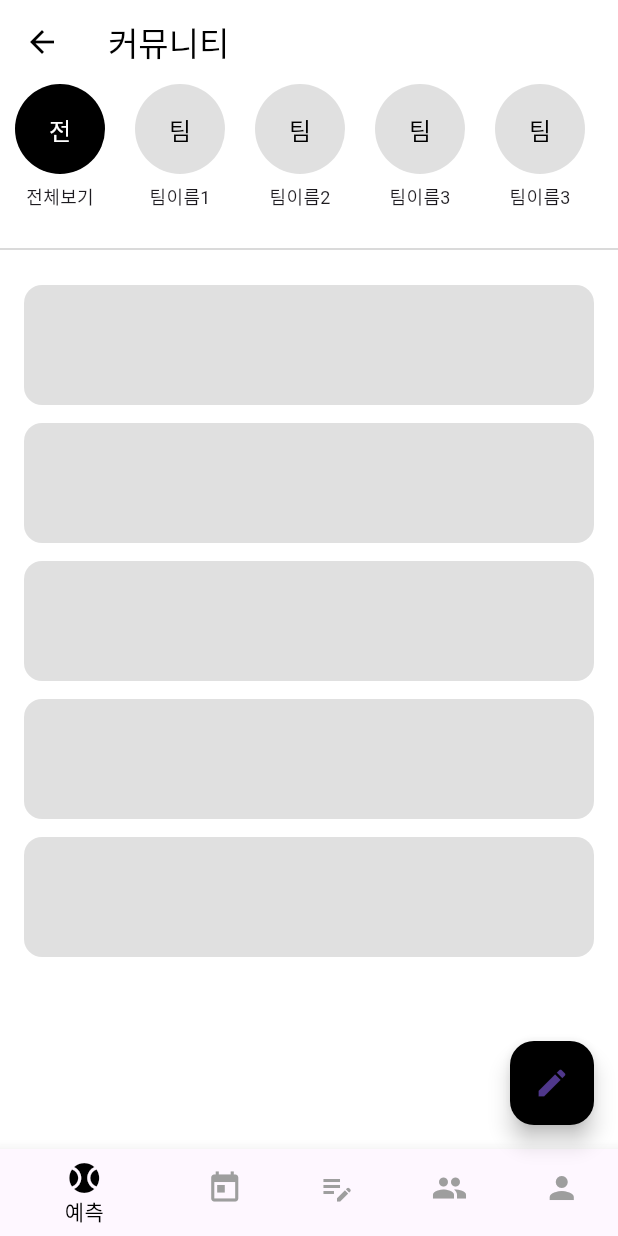
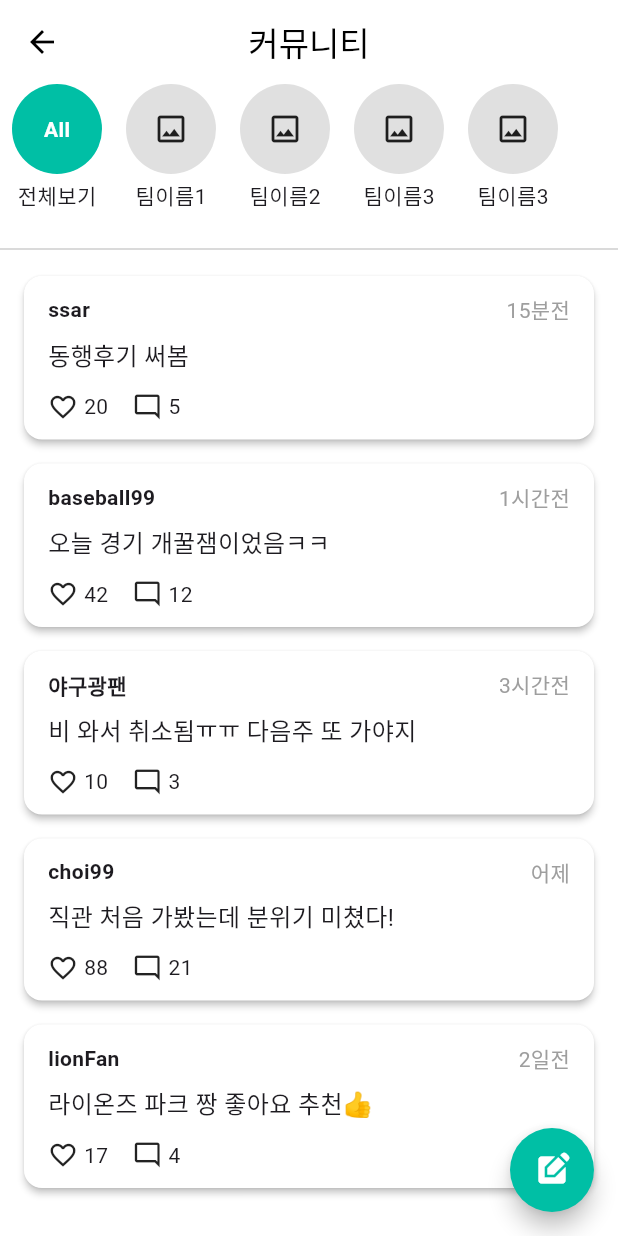
Before and after one commit to son7571/FinalProejct-sample-community, a Flutter app: the screen it shows after launch, on a phone screen of 412 x 824 dp. Run offline on Flutter 3.47's test engine with Material 3 defaults, Android fonts, the phone set to English and light mode, and no system bars.

Commit message:
커뮤니티 게시글 리스트 구현

```diff
--- /dev/null
+++ b/lib/data/dummy_posts.dart
@@ -0,0 +1,39 @@
+import 'package:community/model/post.dart';
+
+final List<Post> dummyPosts = [
+  Post(
+    username: 'ssar',
+    content: '동행후기 써봄',
+    timeAgo: '15분전',
+    likes: 20,
+    comments: 5,
+  ),
+  Post(
+    username: 'baseball99',
+    content: '오늘 경기 개꿀잼이었음ㅋㅋ',
+    timeAgo: '1시간전',
+    likes: 42,
+    comments: 12,
+  ),
+  Post(
+    username: '야구광팬',
+    content: '비 와서 취소됨ㅠㅠ 다음주 또 가야지',
+    timeAgo: '3시간전',
+    likes: 10,
+    comments: 3,
+  ),
+  Post(
+    username: 'choi99',
+    content: '직관 처음 가봤는데 분위기 미쳤다!',
+    timeAgo: '어제',
+    likes: 88,
+    comments: 21,
+  ),
+  Post(
+    username: 'lionFan',
+    content: '라이온즈 파크 짱 좋아요 추천👍',
+    timeAgo: '2일전',
+    likes: 17,
+    comments: 4,
+  ),
+];
--- /dev/null
+++ b/lib/model/post.dart
@@ -0,0 +1,15 @@
+class Post {
+  final String username;
+  final String content;
+  final String timeAgo;
+  final int likes;
+  final int comments;
+
+  Post({
+    required this.username,
+    required this.content,
+    required this.timeAgo,
+    required this.likes,
+    required this.comments,
+  });
+}
--- a/lib/page/community.dart
+++ b/lib/page/community.dart
@@ -1,3 +1,4 @@
+import 'package:community/data/dummy_posts.dart';
 import 'package:flutter/material.dart';
 
 class Community extends StatefulWidget {
@@ -18,12 +19,13 @@ class _CommunityState extends State<Community> {
       backgroundColor: Colors.white,
       appBar: AppBar(
         title: const Text('커뮤니티', style: TextStyle(color: Colors.black)),
+        centerTitle: true,
         backgroundColor: Colors.white,
+        elevation: 0,
         leading: IconButton(
           icon: const Icon(Icons.arrow_back, color: Colors.black),
           onPressed: () {},
         ),
-        elevation: 0,
       ),
       body: Column(
         children: [
@@ -34,30 +36,32 @@ class _CommunityState extends State<Community> {
               scrollDirection: Axis.horizontal,
               itemCount: teamTabs.length,
               itemBuilder: (context, index) {
-                final isSelected = selectedTeamIndex == index;
-                return Padding(
-                  padding: const EdgeInsets.symmetric(horizontal: 10, vertical: 0),
-                  child: Column(
+                final isFirst = index == 0;
+                return Column(
                   children: [
-                      CircleAvatar(
-                        radius: 30,
-                        backgroundColor: isSelected ? Colors.black : Colors.grey[300],
-                        child: FittedBox(
-                          child: Text(
-                            teamTabs[index][0],
+                    Container(
+                      margin: EdgeInsets.symmetric(horizontal: 8),
+                      width: 60,
+                      height: 60,
+                      decoration: BoxDecoration(
+                        color: isFirst ? Colors.tealAccent[700] : Colors.grey.shade300,
+                        shape: BoxShape.circle,
+                      ),
+                      child: Center(
+                        child: isFirst
+                            ? Text(
+                                'All',
                                 style: TextStyle(
-                              color: isSelected ? Colors.white : Colors.black,
+                                  color: Colors.white,
+                                  fontWeight: FontWeight.bold,
+                                ),
+                              )
+                            : Icon(Icons.image_outlined), // 또는 NetworkImage 등으로 대체 가능
                       ),
                     ),
-                        ),
-                      ),
-                      const SizedBox(height: 6),
-                      Text(
-                        teamTabs[index],
-                        style: TextStyle(fontSize: 12),
-                      ),
+                    SizedBox(height: 4),
+                    Text(teamTabs[index]),
                   ],
-                  ),
                 );
               },
             ),
@@ -72,16 +76,48 @@ class _CommunityState extends State<Community> {
           // 게시글 목록 (샘플 박스)
           Expanded(
             child: ListView.builder(
-              itemCount: 5,
-              padding: const EdgeInsets.symmetric(horizontal: 16, vertical: 8),
-              itemBuilder: (context, index) => Container(
-                height: 80,
-                margin: const EdgeInsets.symmetric(vertical: 6),
-                decoration: BoxDecoration(
-                  color: Colors.grey[300],
-                  borderRadius: BorderRadius.circular(12),
+              itemCount: dummyPosts.length,
+              itemBuilder: (context, i) {
+                final post = dummyPosts[i];
+                return Card(
+                  color: Colors.white,
+                  elevation: 2,
+                  margin: EdgeInsets.symmetric(horizontal: 16, vertical: 8),
+                  shape: RoundedRectangleBorder(borderRadius: BorderRadius.circular(12)),
+                  child: Padding(
+                    padding: const EdgeInsets.symmetric(horizontal: 16, vertical: 12),
+                    child: Column(
+                      crossAxisAlignment: CrossAxisAlignment.start,
+                      children: [
+                        // 상단: 작성자 + 시간
+                        Row(
+                          mainAxisAlignment: MainAxisAlignment.spaceBetween,
+                          children: [
+                            Text(post.username, style: TextStyle(fontWeight: FontWeight.bold)),
+                            Text(post.timeAgo, style: TextStyle(color: Colors.grey)),
+                          ],
+                        ),
+                        const SizedBox(height: 8),
+                        // 내용
+                        Text(post.content, style: TextStyle(fontSize: 16)),
+                        const SizedBox(height: 12),
+                        // 하단: 좋아요 + 댓글
+                        Row(
+                          children: [
+                            Icon(Icons.favorite_border, size: 20),
+                            SizedBox(width: 4),
+                            Text('${post.likes}'),
+                            SizedBox(width: 16),
+                            Icon(Icons.mode_comment_outlined, size: 20),
+                            SizedBox(width: 4),
+                            Text('${post.comments}'),
+                          ],
+                        ),
+                      ],
                     ),
                   ),
+                );
+              },
             ),
           ),
         ],
@@ -90,21 +126,12 @@ class _CommunityState extends State<Community> {
       // Floating Action Button (글쓰기)
       floatingActionButton: FloatingActionButton(
         onPressed: () {},
-        backgroundColor: Colors.black,
-        child: const Icon(Icons.edit),
+        backgroundColor: Colors.tealAccent[700],
+        shape: CircleBorder(),
+        child: const Icon(
+          Icons.edit_square,
+          color: Colors.white,
         ),
-
-      // Bottom Navigation Bar
-      bottomNavigationBar: BottomNavigationBar(
-        selectedItemColor: Colors.black,
-        unselectedItemColor: Colors.grey,
-        items: const [
-          BottomNavigationBarItem(icon: Icon(Icons.sports_baseball), label: '예측'),
-          BottomNavigationBarItem(icon: Icon(Icons.today), label: '오늘의경기'),
-          BottomNavigationBarItem(icon: Icon(Icons.edit_note), label: '기록'),
-          BottomNavigationBarItem(icon: Icon(Icons.people), label: '동행'),
-          BottomNavigationBarItem(icon: Icon(Icons.person), label: '마이페이지'),
-        ],
       ),
     );
   }
--- a/pubspec.yaml
+++ b/pubspec.yaml
@@ -34,6 +34,7 @@ dependencies:
   # The following adds the Cupertino Icons font to your application.
   # Use with the CupertinoIcons class for iOS style icons.
   cupertino_icons: ^1.0.8
+  material_design_icons_flutter: ^7.0.7296
 
 dev_dependencies:
   flutter_test:
```
Also changed, not shown: pubspec.lock. Lines whose indentation alone changed are shown as unchanged.
